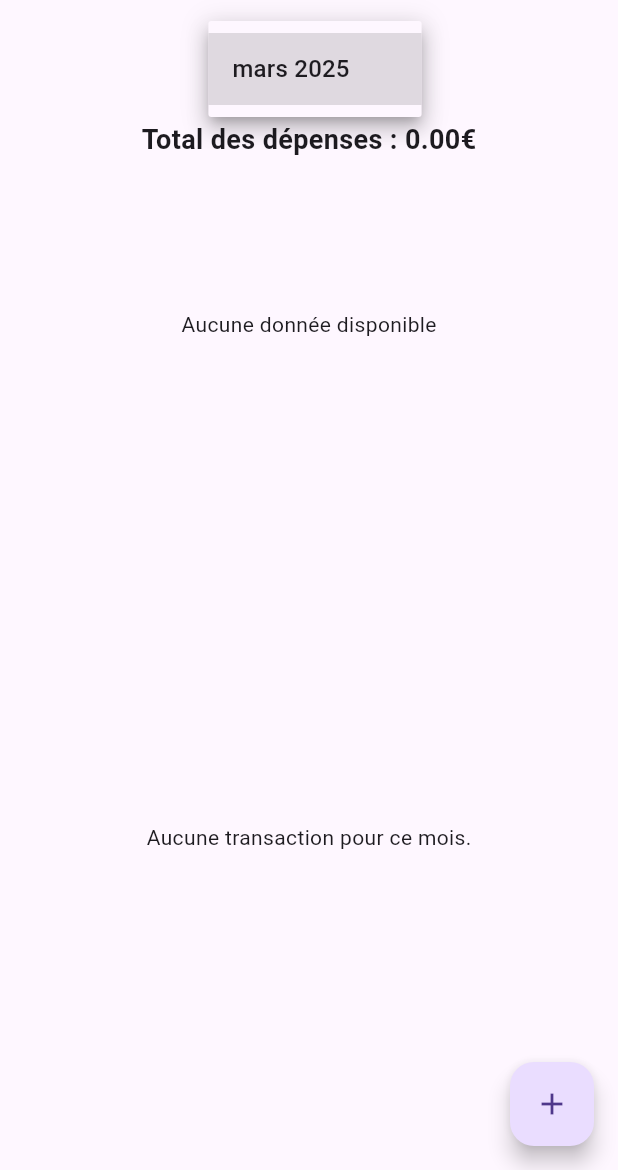
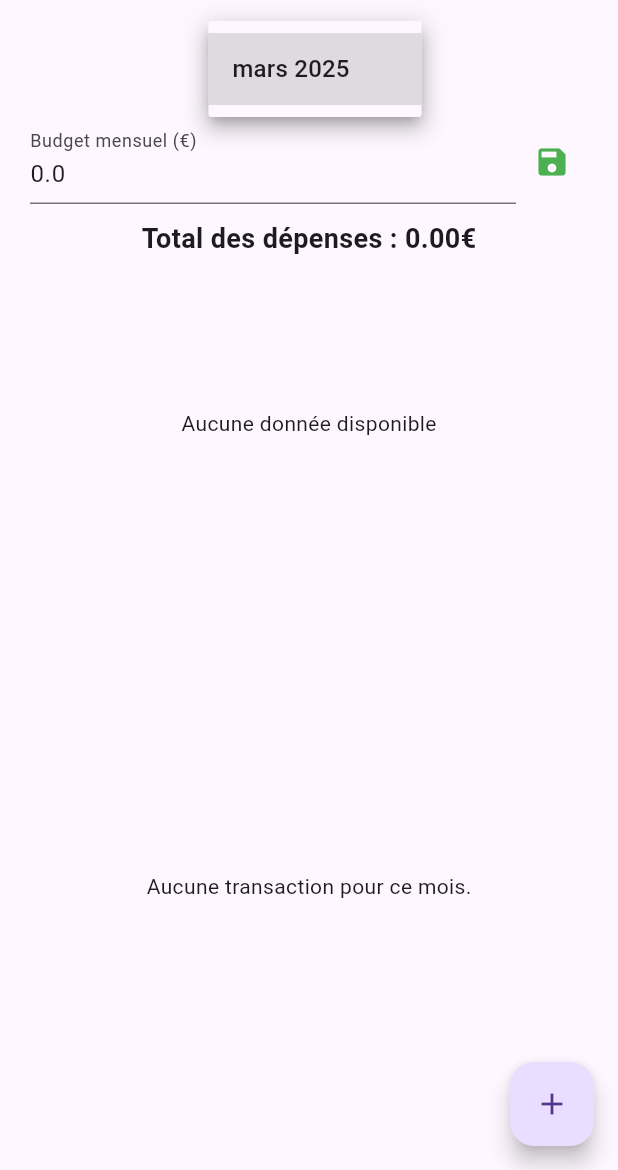
Before and after one commit to kruzeyy/finances_futees, a Flutter app: the screen it shows after launch, after a tap on an icon or button, on a phone screen of 412 x 824 dp, the part 66-1236 px from its top. Run offline on Flutter 3.47's test engine with Material 3 defaults, Android fonts, the light colour scheme and no system bars; our stand-ins replace fl_chart, flutter_riverpod, hive, hive_flutter; accounts and stored records are empty.

Commit message:
ajout d'un budget mensuel a ne pas dépasser

```diff
--- a/lib/views/home_screen.dart
+++ b/lib/views/home_screen.dart
@@ -1,5 +1,6 @@
 import 'package:flutter/material.dart';
 import 'package:flutter_riverpod/flutter_riverpod.dart';
+import 'package:hive/hive.dart';
 import '../providers/transaction_provider.dart';
 import '../providers/theme_provider.dart';
 import 'package:fl_chart/fl_chart.dart';
@@ -15,6 +16,30 @@ class HomeScreen extends ConsumerStatefulWidget {
 
 class _HomeScreenState extends ConsumerState<HomeScreen> {
   String selectedMonth = DateFormat('MMMM yyyy', 'fr_FR').format(DateTime.now());
+  double budget = 0.0; // 🔥 Valeur du budget
+  final budgetController = TextEditingController();
+  final FocusNode budgetFocusNode = FocusNode();
+
+  @override
+  void initState() {
+    super.initState();
+    _loadBudget();
+  }
+
+  // 🔥 Charger le budget depuis Hive
+  void _loadBudget() async {
+    final box = await Hive.openBox('settings');
+    setState(() {
+      budget = box.get('budget_$selectedMonth', defaultValue: 0.0);
+      budgetController.text = budget.toString();
+    });
+  }
+
+  // 🔥 Sauvegarder le budget dans Hive
+  void _saveBudget() async {
+    final box = await Hive.openBox('settings');
+    box.put('budget_$selectedMonth', budget);
+  }
 
   @override
   Widget build(BuildContext context) {
@@ -58,6 +83,7 @@ class _HomeScreenState extends ConsumerState<HomeScreen> {
             onChanged: (newValue) {
               setState(() {
                 selectedMonth = newValue!;
+                _loadBudget(); // 🔥 Recharger le budget quand on change de mois
               });
             },
             items: months
@@ -69,6 +95,43 @@ class _HomeScreenState extends ConsumerState<HomeScreen> {
           ),
 
           const SizedBox(height: 10),
+
+          // 🔥 Entrée pour définir un budget mensuel
+          Padding(
+            padding: const EdgeInsets.symmetric(horizontal: 20),
+            child: Row(
+              children: [
+                Expanded(
+                  child: TextField(
+                    controller: budgetController,
+                    decoration: const InputDecoration(labelText: "Budget mensuel (€)"),
+                    keyboardType: TextInputType.number,
+                    onChanged: (value) {
+                      setState(() {
+                        budget = double.tryParse(value) ?? 0.0;
+                      });
+                    },
+                  ),
+                ),
+                IconButton(
+                  icon: const Icon(Icons.save, color: Colors.green),
+                  onPressed: _saveBudget, // 🔥 Sauvegarde du budget
+                ),
+              ],
+            ),
+          ),
+
+          const SizedBox(height: 10),
+
+          // 🔥 Alerte si les dépenses dépassent le budget
+          if (budget > 0 && totalExpenses > budget)
+            Padding(
+              padding: const EdgeInsets.all(10.0),
+              child: Text(
+                "⚠️ Alerte : Dépenses dépassant le budget !",
+                style: const TextStyle(color: Colors.red, fontWeight: FontWeight.bold),
+              ),
+            ),
 
           Text(
             "Total des dépenses : ${totalExpenses.toStringAsFixed(2)}€",
@@ -134,9 +197,8 @@ class _HomeScreenState extends ConsumerState<HomeScreen> {
       ),
     );
   }
-
   // 🔥 Fonction pour afficher un camembert des dépenses avec des couleurs
-  Widget buildChart(List transactions) {
+  Widget buildChart(List<Transaction> transactions) {
     if (transactions.isEmpty) {
       return const Center(child: Text("Aucune donnée disponible"));
     }
@@ -172,7 +234,6 @@ class _HomeScreenState extends ConsumerState<HomeScreen> {
       ),
     );
   }
-
   // 🔥 Boîte de dialogue pour modifier une transaction
   void _showEditTransactionDialog(BuildContext context, WidgetRef ref, Transaction transaction) {
     final titleController = TextEditingController(text: transaction.title);
```
